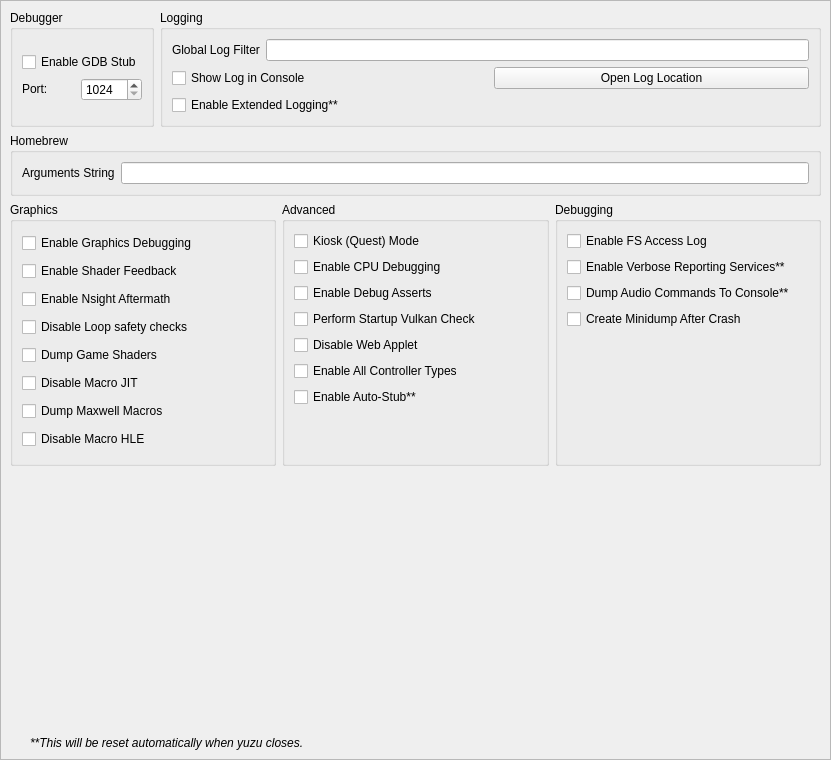
rorrim-rorrim/eden-alt, file src/yuzu/configuration/configure_debug.ui: the form before one commit.
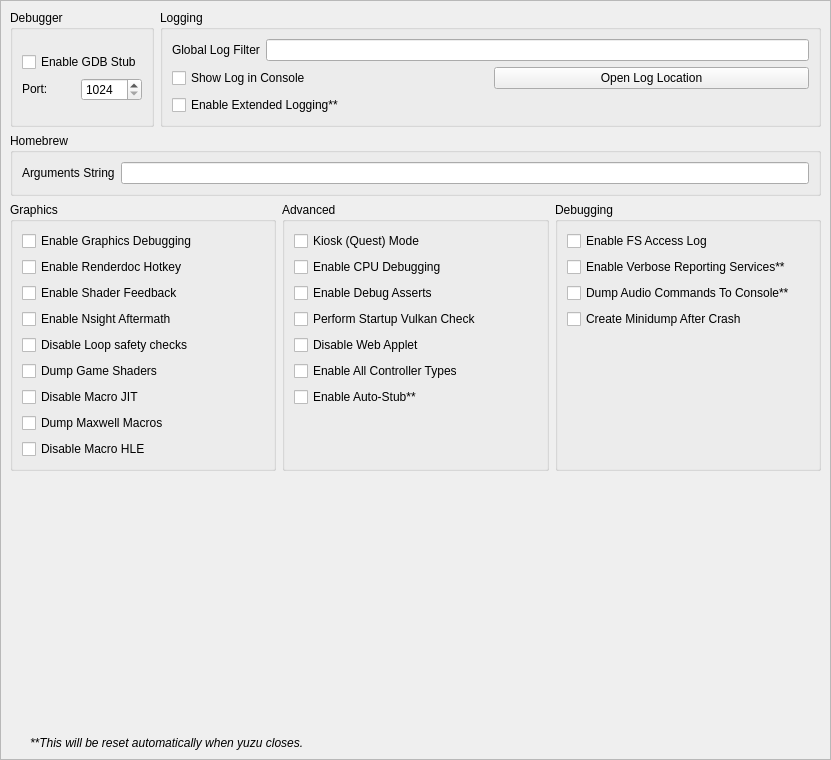
The form after the commit.

Commit message: debug: Add renderdoc capture hotkey

Diff of the .ui file:
```diff
--- a/src/yuzu/configuration/configure_debug.ui
+++ b/src/yuzu/configuration/configure_debug.ui
@@ -18,8 +18,8 @@
     <rect>
      <x>0</x>
      <y>0</y>
-     <width>829</width>
-     <height>758</height>
+     <width>842</width>
+     <height>741</height>
     </rect>
    </property>
    <layout class="QVBoxLayout" name="verticalLayout_1">
@@ -260,7 +260,7 @@
          <string>Graphics</string>
         </property>
         <layout class="QGridLayout" name="gridLayout_2">
-         <item row="3" column="0">
+         <item row="4" column="0">
           <widget class="QCheckBox" name="disable_loop_safety_checks">
            <property name="toolTip">
             <string>When checked, it executes shaders without loop logic changes</string>
@@ -270,20 +270,7 @@
            </property>
           </widget>
          </item>
-         <item row="4" column="0">
-          <widget class="QCheckBox" name="dump_shaders">
-           <property name="enabled">
-            <bool>true</bool>
-           </property>
-           <property name="toolTip">
-            <string>When checked, it will dump all the original assembler shaders from the disk shader cache or game as found</string>
-           </property>
-           <property name="text">
-            <string>Dump Game Shaders</string>
-           </property>
-          </widget>
-         </item>
-         <item row="7" column="0">
+         <item row="8" column="0">
           <widget class="QCheckBox" name="disable_macro_hle">
            <property name="enabled">
             <bool>true</bool>
@@ -296,33 +283,7 @@
            </property>
           </widget>
          </item>
-         <item row="5" column="0">
-          <widget class="QCheckBox" name="disable_macro_jit">
-           <property name="enabled">
-            <bool>true</bool>
-           </property>
-           <property name="toolTip">
-            <string>When checked, it disables the macro Just In Time compiler. Enabling this makes games run slower</string>
-           </property>
-           <property name="text">
-            <string>Disable Macro JIT</string>
-           </property>
-          </widget>
-         </item>
-         <item row="0" column="0">
-          <widget class="QCheckBox" name="enable_graphics_debugging">
-           <property name="enabled">
-            <bool>true</bool>
-           </property>
-           <property name="toolTip">
-            <string>When checked, the graphics API enters a slower debugging mode</string>
-           </property>
-           <property name="text">
-            <string>Enable Graphics Debugging</string>
-           </property>
-          </widget>
-         </item>
-         <item row="6" column="0">
+         <item row="7" column="0">
           <widget class="QCheckBox" name="dump_macros">
            <property name="enabled">
             <bool>true</bool>
@@ -335,17 +296,7 @@
            </property>
           </widget>
          </item>
-         <item row="1" column="0">
-          <widget class="QCheckBox" name="enable_shader_feedback">
-           <property name="toolTip">
-            <string>When checked, yuzu will log statistics about the compiled pipeline cache</string>
-           </property>
-           <property name="text">
-            <string>Enable Shader Feedback</string>
-           </property>
-          </widget>
-         </item>
-         <item row="2" column="0">
+         <item row="3" column="0">
           <widget class="QCheckBox" name="enable_nsight_aftermath">
            <property name="toolTip">
             <string>When checked, it enables Nsight Aftermath crash dumps</string>
@@ -355,7 +306,30 @@
            </property>
           </widget>
          </item>
-         <item row="8" column="0">
+         <item row="2" column="0">
+          <widget class="QCheckBox" name="enable_shader_feedback">
+           <property name="toolTip">
+            <string>When checked, yuzu will log statistics about the compiled pipeline cache</string>
+           </property>
+           <property name="text">
+            <string>Enable Shader Feedback</string>
+           </property>
+          </widget>
+         </item>
+         <item row="6" column="0">
+          <widget class="QCheckBox" name="disable_macro_jit">
+           <property name="enabled">
+            <bool>true</bool>
+           </property>
+           <property name="toolTip">
+            <string>When checked, it disables the macro Just In Time compiler. Enabling this makes games run slower</string>
+           </property>
+           <property name="text">
+            <string>Disable Macro JIT</string>
+           </property>
+          </widget>
+         </item>
+         <item row="9" column="0">
           <spacer name="verticalSpacer_5">
            <property name="orientation">
             <enum>Qt::Vertical</enum>
@@ -371,6 +345,39 @@
            </property>
           </spacer>
          </item>
+         <item row="0" column="0">
+          <widget class="QCheckBox" name="enable_graphics_debugging">
+           <property name="enabled">
+            <bool>true</bool>
+           </property>
+           <property name="toolTip">
+            <string>When checked, the graphics API enters a slower debugging mode</string>
+           </property>
+           <property name="text">
+            <string>Enable Graphics Debugging</string>
+           </property>
+          </widget>
+         </item>
+         <item row="5" column="0">
+          <widget class="QCheckBox" name="dump_shaders">
+           <property name="enabled">
+            <bool>true</bool>
+           </property>
+           <property name="toolTip">
+            <string>When checked, it will dump all the original assembler shaders from the disk shader cache or game as found</string>
+           </property>
+           <property name="text">
+            <string>Dump Game Shaders</string>
+           </property>
+          </widget>
+         </item>
+         <item row="1" column="0">
+          <widget class="QCheckBox" name="enable_renderdoc_hotkey">
+           <property name="text">
+            <string>Enable Renderdoc Hotkey</string>
+           </property>
+          </widget>
+         </item>
         </layout>
        </widget>
       </item>
```
The commit also changes 11 other files.
